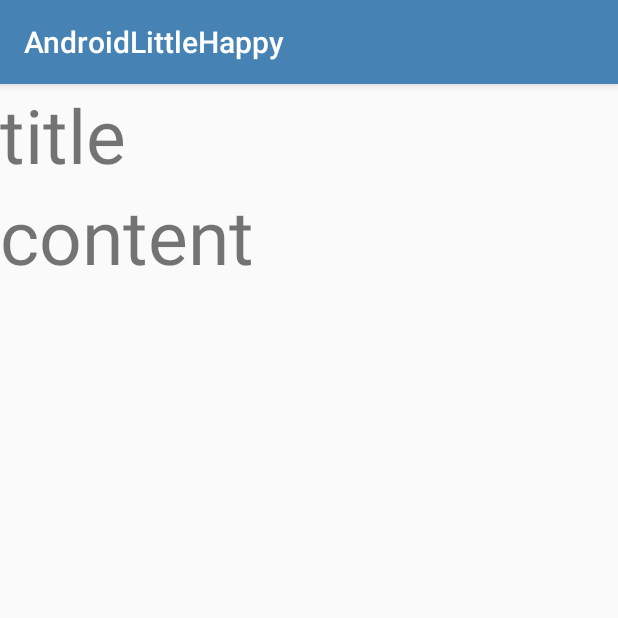
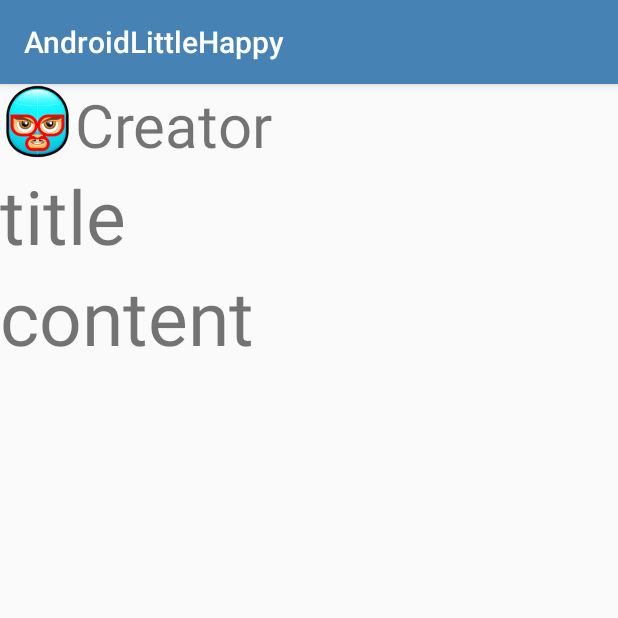
Before and after one commit to rafm0913/III_database, an Android app: the ActHistoryInitiate screen opened directly, with no data from a screen before it, on a phone screen of 412 x 824 dp, the top half of it. Run offline under Robolectric (Android 15) with nearby library versions, the phone set to English and light mode, and no system bars.

Commit message:
add activity ActHistoryInitiate
add activity ActHistoryInitiate

```diff
--- a/AndroidLittleHappy/app/src/main/java/tw/org/iii/androidlittlehappy/ActHistoryInitiate.java
+++ b/AndroidLittleHappy/app/src/main/java/tw/org/iii/androidlittlehappy/ActHistoryInitiate.java
@@ -1,10 +1,9 @@
 package tw.org.iii.androidlittlehappy;
 
-import android.app.Activity;
 import android.os.Bundle;
-import android.os.PersistableBundle;
 import android.support.annotation.Nullable;
 import android.support.v7.app.AppCompatActivity;
+import android.widget.ImageView;
 import android.widget.TextView;
 
 /**
@@ -16,6 +15,8 @@ public class ActHistoryInitiate extends AppCompatActivity {
 
     TextView lblinitiatetitle;
     TextView lblinitiatecontent;
+    TextView lblinitiatecreator;
+    ImageView imginitiatecreator;
 
 
     @Override
@@ -24,6 +25,10 @@ public class ActHistoryInitiate extends AppCompatActivity {
         setContentView(R.layout.acthistoryinitiate);
         lblinitiatetitle = (TextView)findViewById(R.id.lblinitiatetitle);
         lblinitiatecontent = (TextView)findViewById(R.id.lblinitiatecontent);
+        lblinitiatecreator = (TextView)findViewById(R.id.lblinitiatecreator);
+        imginitiatecreator = (ImageView)findViewById(R.id.imginitiatemember);
+
+
 
 
         Bundle bundle = getIntent().getExtras();
@@ -33,7 +38,13 @@ public class ActHistoryInitiate extends AppCompatActivity {
             for (int i = 0; i < ActMain.iv_activitylist_I_can_see.size(); i++) {
                 if (lblinitiatetitle.getText().toString().equalsIgnoreCase(ActMain.iv_activitylist_I_can_see.get(i).getTitle())) {
 
+                    lblinitiatetitle.setText(ActMain.iv_activitylist_I_can_see.get(i).getTitle());
+
+                    lblinitiatecreator.setText(ActMain.iv_activitylist_I_can_see.get(i).getCreator());
+
                     lblinitiatecontent.setText(ActMain.iv_activitylist_I_can_see.get(i).getContent());
+
+
 
 
 
--- a/AndroidLittleHappy/app/src/main/res/layout/acthistoryinitiate.xml
+++ b/AndroidLittleHappy/app/src/main/res/layout/acthistoryinitiate.xml
@@ -1,50 +1,55 @@
 <?xml version="1.0" encoding="utf-8"?>
-<LinearLayout android:layout_height="match_parent"
-    android:layout_width="match_parent"
+<LinearLayout android:layout_height="wrap_content"
+    android:layout_width="200dp"
     android:orientation="vertical"
+    android:gravity="center_vertical"
 
     xmlns:android="http://schemas.android.com/apk/res/android">
+    <LinearLayout
+        android:layout_width="match_parent"
+        android:layout_height="wrap_content"
+        android:orientation="horizontal"
+        android:layout_gravity="center_horizontal">
+        <ImageView
+            android:layout_width="50dp"
+            android:layout_height="50dp"
+            android:src="@drawable/member_icon"
+            android:id="@+id/imginitiatemember"/>
+        <TextView
+            android:layout_width="wrap_content"
+            android:layout_height="wrap_content"
+            android:text="Creator"
+            android:textSize="40dp"
+            android:id="@+id/lblinitiatecreator"/>
 
+
+
+
+
+        <ImageView
+            android:layout_width="wrap_content"
+            android:layout_height="wrap_content" />
+
+    </LinearLayout>
 
     <TextView
         android:layout_width="wrap_content"
         android:layout_height="wrap_content"
-
         android:id="@+id/lblinitiatetitle"
         android:text="title"
         android:textSize="50dp"
 
         />
 
-    <ImageView
-        android:layout_width="wrap_content"
-        android:layout_height="wrap_content"
-        android:id="@+id/imginitiate"
-
-
-        />
-
 
     <TextView
+        android:id="@+id/lblinitiatecontent"
         android:layout_width="wrap_content"
+
         android:layout_height="wrap_content"
-
-        android:id="@+id/lblinitiatecontent"
         android:text="content"
         android:textSize="50dp"
 
 
         />
-
-
-
-
-
-
-
-
-
-
-
-
 </LinearLayout>
```
